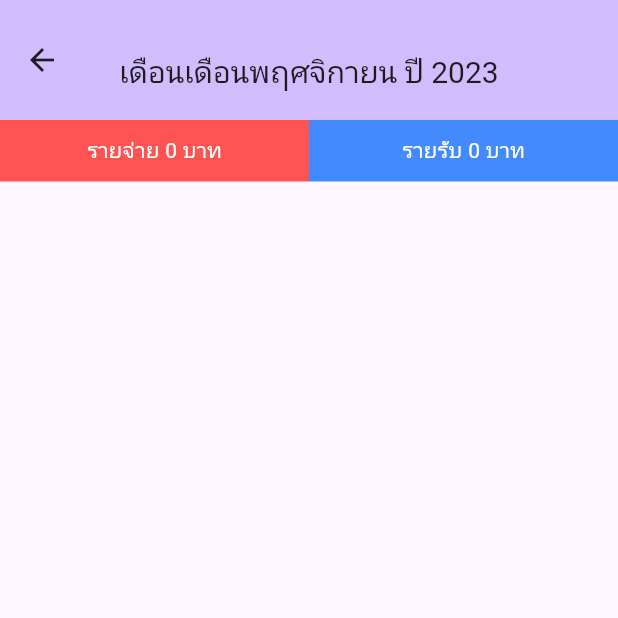
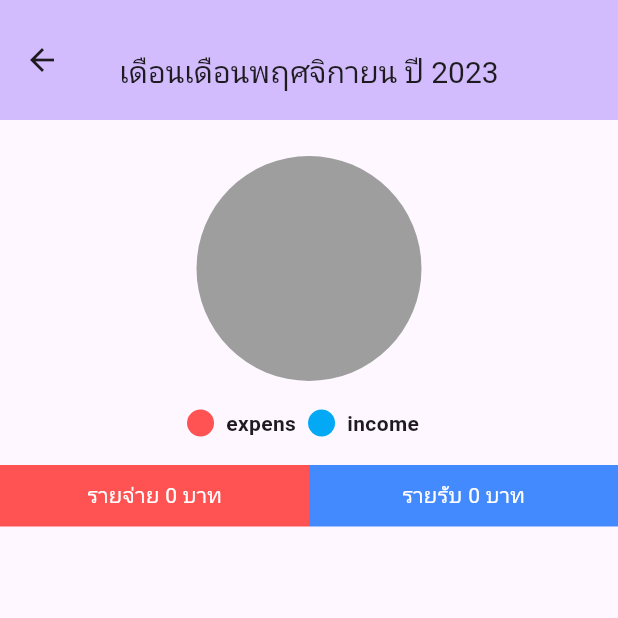
Before and after one commit to Lenilk/incomeandexpensesapp, a Flutter app: the DashBoardPage screen opened by its route, on a phone screen of 412 x 824 dp, the top half of it. Run offline on Flutter 3.47's test engine with Material 2 defaults, Android fonts, the phone set to English and light mode, and no system bars; drawn by our look-alikes of pie_chart; our stand-ins replace shared_preferences, table_calendar; accounts and stored records are empty.

Commit message:
add pie_chart and finished

```diff
--- a/lib/component/dashBoardPage.dart
+++ b/lib/component/dashBoardPage.dart
@@ -3,7 +3,9 @@ import 'package:incomeandexpensesapp/component/conclusionbar.dart';
 import 'package:incomeandexpensesapp/function/function.dart';
 import 'package:incomeandexpensesapp/jsonserialization/dashboard.dart';
 import 'package:incomeandexpensesapp/jsonserialization/data.dart';
+import 'package:incomeandexpensesapp/jsonserialization/note.dart';
 import 'package:provider/provider.dart';
+import 'package:pie_chart/pie_chart.dart';
 
 class DashBoardPage extends StatefulWidget {
   const DashBoardPage({super.key});
@@ -13,14 +15,61 @@ class DashBoardPage extends StatefulWidget {
 }
 
 class _DashBoardPageState extends State<DashBoardPage> {
+  Widget textInfo(String data) {
+    return Expanded(
+      flex: 70,
+      child: Text(
+        key: UniqueKey(),
+        data,
+        overflow: TextOverflow.ellipsis,
+        textAlign: TextAlign.start,
+      ),
+    );
+  }
+
+  Widget listData(List<Note?> data) {
+    return ListView.builder(
+        shrinkWrap: true,
+        itemCount: data.length,
+        itemBuilder: (context, dataIndex) {
+          int num = dataIndex + 1;
+          return Row(
+            children: [
+              textInfo('$num.${data[dataIndex]!.info}'),
+              textAmount('${data[dataIndex]!.amount} บาท')
+            ],
+          );
+        });
+  }
+
+  Widget textAmount(String data) {
+    return Expanded(
+      flex: 30,
+      child: Text(
+        key: UniqueKey(),
+        data,
+        overflow: TextOverflow.ellipsis,
+        textAlign: TextAlign.start,
+      ),
+    );
+  }
+
+  Widget textData(String data) {
+    return Text(
+      key: UniqueKey(),
+      data,
+    );
+  }
+
   @override
   Widget build(BuildContext context) {
     DashBoard widgetData = context.read<Stater>().calDashboard();
     String title = widgetData.title;
-    List<Data> data = widgetData.data;
+    List<Data> datathismonth = widgetData.data;
     int income = widgetData.income;
     int expens = widgetData.expens;
     int total = widgetData.total;
+
     return Scaffold(
       appBar: AppBar(
         toolbarHeight: 80,
@@ -34,8 +83,92 @@ class _DashBoardPageState extends State<DashBoardPage> {
           ),
         ),
       ),
-      body: ListView(
-          children: [ConclusionBar(incomeamt: income, expensamt: expens)]),
+      body: ListView(children: [
+        const SizedBox(
+          height: 16,
+        ),
+        PieChart(
+          key: UniqueKey(),
+          dataMap: {'expens': expens.toDouble(), 'income': income.toDouble()},
+          chartLegendSpacing: 16,
+          chartRadius: 150,
+          colorList: const [
+            Colors.redAccent,
+            Colors.lightBlue,
+          ],
+          chartType: ChartType.disc,
+          legendOptions: const LegendOptions(
+            showLegendsInRow: true,
+            legendPosition: LegendPosition.bottom,
+            showLegends: true,
+            legendShape: BoxShape.circle,
+            legendTextStyle: TextStyle(
+              fontWeight: FontWeight.bold,
+            ),
+          ),
+          chartValuesOptions: const ChartValuesOptions(
+              showChartValueBackground: false,
+              showChartValues: true,
+              showChartValuesInPercentage: true,
+              showChartValuesOutside: true,
+              decimalPlaces: 0,
+              chartValueStyle: TextStyle(color: Colors.orangeAccent)),
+          // gradientList: ---To add gradient colors---
+          // emptyColorGradient: ---Empty Color gradient---
+        ),
+        const SizedBox(
+          height: 8,
+        ),
+        ConclusionBar(incomeamt: income, expensamt: expens),
+        if (total > 0)
+          Container(
+            width: MediaQuery.of(context).size.width,
+            color: Colors.purpleAccent,
+            padding: const EdgeInsets.all(10),
+            child: Text(
+              'เงินคงเหลือ $total บาท',
+              textAlign: TextAlign.center,
+              style: const TextStyle(color: Colors.white),
+            ),
+          ),
+        Padding(
+          padding: const EdgeInsets.fromLTRB(16, 8, 16, 0),
+          child: ListView.builder(
+              shrinkWrap: true,
+              itemCount: datathismonth.length,
+              itemBuilder: (BuildContext context, index) {
+                String date = datathismonth[index].Date;
+                List<Note> data = datathismonth[index].data;
+                List<Note?> incomeData =
+                    data.where((Note e) => e.type == 'income').toList();
+                List<Note?> expensData =
+                    data.where((Note e) => e.type == 'expens').toList();
+                debugPrint('incomeData=$incomeData');
+                debugPrint('expensData=$expensData');
+                bool isIncomeDataNotEmpty = incomeData.isNotEmpty;
+                bool isExpensDataNotEmpty = expensData.isNotEmpty;
+                debugPrint(isIncomeDataNotEmpty.toString());
+                debugPrint(isExpensDataNotEmpty.toString());
+                return Column(
+                  key: UniqueKey(),
+                  children: [
+                    Text(
+                      date,
+                      key: UniqueKey(),
+                      textAlign: TextAlign.center,
+                    ),
+                    if (isIncomeDataNotEmpty) textData('รายรับ'),
+                    if (isIncomeDataNotEmpty) listData(incomeData),
+                    if (isExpensDataNotEmpty) textData('รายจ่าย'),
+                    if (isExpensDataNotEmpty) listData(expensData),
+                    const SizedBox(
+                      height: 16,
+                    )
+                  ],
+                );
+              }),
+        )
+      ]),
     );
   }
 }
--- a/pubspec.yaml
+++ b/pubspec.yaml
@@ -40,6 +40,7 @@ dependencies:
   intl: ^0.18.1
   shared_preferences: ^2.2.1
   json_annotation: ^4.8.1
+  pie_chart: ^5.4.0
 
 dev_dependencies:
   flutter_test:
```
Also changed, not shown: lib/main.dart (+6 -8 lines), pubspec.lock.
